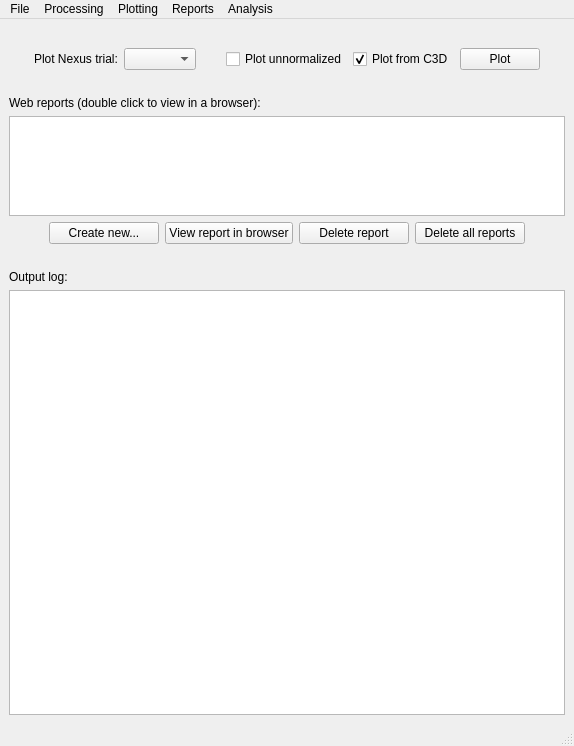
Above: gaitutils/nexus_scripts/nexus_menu.ui from NCH-Motion-Laboratory/gaitutils before the change. Below: the same form after it.
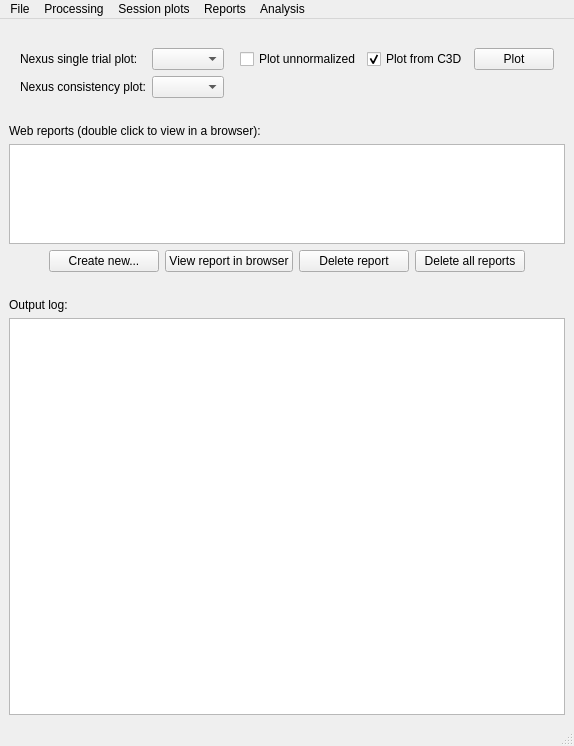
That is the form after the change. Custom widgets are drawn as their Qt base class.

Commit message: time-dist + trial vel -> menus

The edit to the form file:
```diff
--- a/gaitutils/nexus_scripts/nexus_menu.ui
+++ b/gaitutils/nexus_scripts/nexus_menu.ui
@@ -91,6 +91,16 @@
         </property>
        </spacer>
       </item>
+      <item row="1" column="5">
+       <widget class="QCheckBox" name="xbPlotFromC3D">
+        <property name="text">
+         <string>Plot from C3D</string>
+        </property>
+        <property name="checked">
+         <bool>true</bool>
+        </property>
+       </widget>
+      </item>
       <item row="1" column="6">
        <widget class="QPushButton" name="btnPlotNexusTrial">
         <property name="sizePolicy">
@@ -104,7 +114,7 @@
         </property>
        </widget>
       </item>
-      <item row="4" column="2">
+      <item row="5" column="2">
        <widget class="QLabel" name="label_2">
         <property name="text">
          <string/>
@@ -114,7 +124,7 @@
       <item row="1" column="1">
        <widget class="QLabel" name="label_3">
         <property name="text">
-         <string>Plot Nexus trial:</string>
+         <string>Nexus single trial plot:</string>
         </property>
        </widget>
       </item>
@@ -131,16 +141,39 @@
         </property>
        </widget>
       </item>
-      <item row="1" column="5">
-       <widget class="QCheckBox" name="xbPlotFromC3D">
+      <item row="4" column="2">
+       <widget class="QComboBox" name="cbNexusTrialLayout_2">
+        <property name="sizePolicy">
+         <sizepolicy hsizetype="Preferred" vsizetype="Preferred">
+          <horstretch>0</horstretch>
+          <verstretch>0</verstretch>
+         </sizepolicy>
+        </property>
+       </widget>
+      </item>
+      <item row="4" column="1">
+       <widget class="QLabel" name="label_5">
         <property name="text">
-         <string>Plot from C3D</string>
-        </property>
-        <property name="checked">
-         <bool>true</bool>
+         <string>Nexus consistency plot:</string>
         </property>
        </widget>
       </item>
+      <item row="4" column="3">
+       <spacer name="horizontalSpacer_6">
+        <property name="orientation">
+         <enum>Qt::Horizontal</enum>
+        </property>
+        <property name="sizeType">
+         <enum>QSizePolicy::Preferred</enum>
+        </property>
+        <property name="sizeHint" stdset="0">
+         <size>
+          <width>40</width>
+          <height>20</height>
+         </size>
+        </property>
+       </spacer>
+      </item>
      </layout>
     </item>
     <item>
@@ -301,8 +334,10 @@
    </widget>
    <widget class="QMenu" name="menuPlotting">
     <property name="title">
-     <string>Plotting</string>
+     <string>Session plots</string>
     </property>
+    <addaction name="actionTrial_velocity"/>
+    <addaction name="actionTime_distance_average"/>
    </widget>
    <addaction name="menuFile"/>
    <addaction name="menuProcessing"/>
@@ -391,6 +426,21 @@
     <string>Create web report...</string>
    </property>
   </action>
+  <action name="actionTrial_velocity">
+   <property name="text">
+    <string>Trial velocity</string>
+   </property>
+  </action>
+  <action name="actionKinematics_average">
+   <property name="text">
+    <string>Kinematics average</string>
+   </property>
+  </action>
+  <action name="actionTime_distance_average">
+   <property name="text">
+    <string>Time-distance average</string>
+   </property>
+  </action>
  </widget>
  <customwidgets>
   <customwidget>
```
The commit also changes 1 other file.
